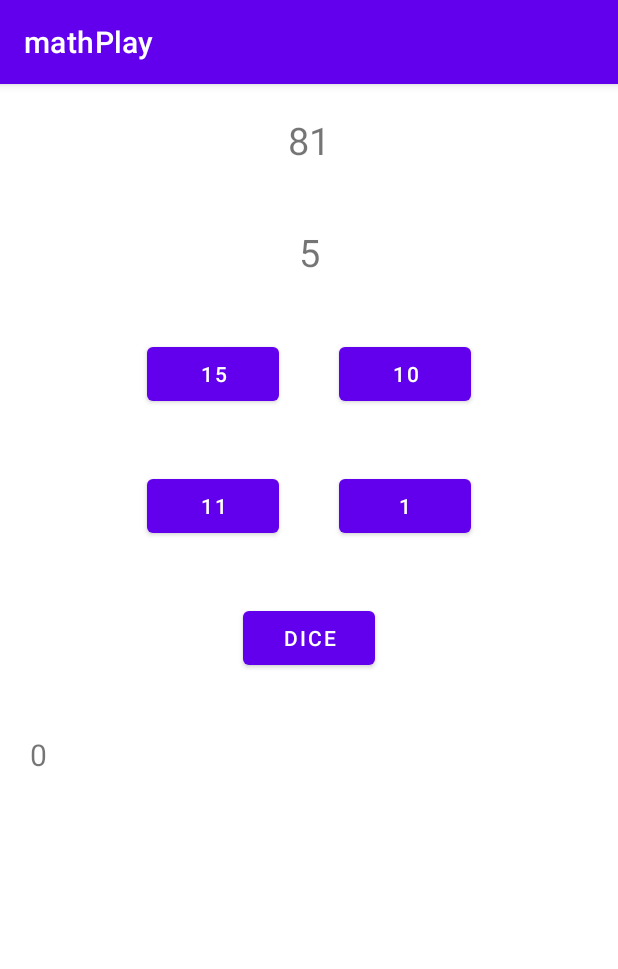
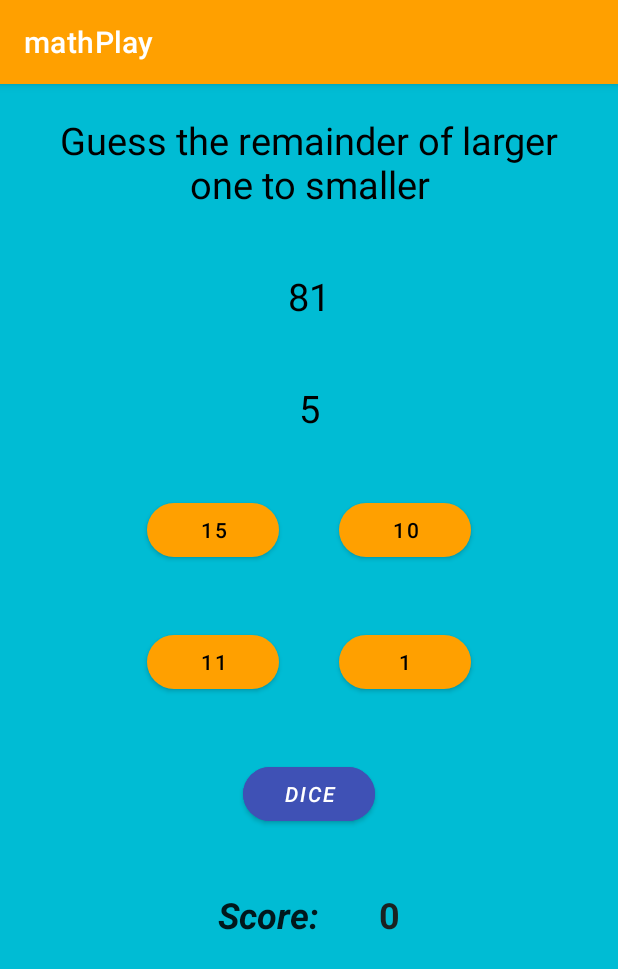
Before and after one commit to zahhard/mathPlay, an Android app: the screen it shows after launch (GameActivity), on a phone screen of 412 x 824 dp. Shown: the top 969 px of the screen. Run offline under Robolectric (Android 15) with nearby library versions, the phone set to English and light mode, and no system bars.

Commit message:
interface getting more beautiful

```diff
--- a/app/src/main/java/com/example/mathplay/GameActivity.kt
+++ b/app/src/main/java/com/example/mathplay/GameActivity.kt
@@ -92,7 +92,7 @@ class GameActivity : AppCompatActivity() {
             Game.randomOption()
             setValueToButtons()
             for (i in 0..3) {
-                buttons[i].setBackgroundColor(ContextCompat.getColor(this, R.color.purple_500))
+                buttons[i].setBackgroundColor(ContextCompat.getColor(this, R.color.orange))
             }
         }
     }
--- a/app/src/main/res/layout/activity_game.xml
+++ b/app/src/main/res/layout/activity_game.xml
@@ -5,6 +5,7 @@
     xmlns:tools="http://schemas.android.com/tools"
     android:layout_width="match_parent"
     android:orientation="vertical"
+    android:background="#00BCD4"
     android:gravity="center"
     android:layout_height="match_parent"
     tools:context=".GameActivity">
@@ -16,12 +17,23 @@
         android:orientation="vertical">
 
         <TextView
+            android:id="@+id/tv_text"
+            android:layout_width="match_parent"
+            android:layout_height="wrap_content"
+            android:layout_margin="20sp"
+            android:gravity="center"
+            android:text="@string/questionText"
+            android:textColor="@color/black"
+            android:textSize="25sp" />
+
+    <TextView
         android:id="@+id/tv_random1"
         android:layout_width="match_parent"
         android:layout_height="wrap_content"
         android:gravity="center"
         android:textSize="25sp"
         android:layout_margin="20sp"
+        android:textColor="@color/black"
         android:text="TextView" />
 
     <TextView
@@ -31,7 +43,8 @@
         android:gravity="center"
         android:textSize="25sp"
         android:layout_margin="20sp"
-        android:text="TextView" />
+        android:text="TextView"
+        android:textColor="@color/black"/>
 
     <LinearLayout
         android:layout_width="wrap_content"
@@ -42,6 +55,7 @@
         android:layout_width="wrap_content"
         android:layout_height="wrap_content"
         android:layout_marginBottom="160dp"
+        app:cornerRadius="30sp"
         android:text="Button"
         android:layout_gravity="center"
         android:layout_margin="20sp" />
@@ -52,6 +66,7 @@
         android:layout_height="wrap_content"
         android:layout_marginBottom="160dp"
         android:text="Button"
+        app:cornerRadius="30sp"
         android:layout_gravity="center"
         android:layout_margin="20sp" />
 
@@ -68,6 +83,7 @@
             android:layout_height="wrap_content"
             android:layout_marginBottom="160dp"
             android:text="Button"
+            app:cornerRadius="30sp"
             android:layout_gravity="center"
             android:layout_margin="20sp" />
 
@@ -77,6 +93,7 @@
             android:layout_height="wrap_content"
             android:layout_marginBottom="160dp"
             android:text="Button"
+            app:cornerRadius="30sp"
             android:layout_gravity="center"
             android:layout_margin="20sp" />
 
@@ -86,17 +103,42 @@
             android:id="@+id/btn_dice"
             android:layout_width="wrap_content"
             android:layout_height="wrap_content"
+            android:layout_gravity="center"
+            android:layout_margin="20sp"
             android:layout_marginBottom="160dp"
+            android:backgroundTint="#3F51B5"
             android:text="@string/dice"
-        android:layout_gravity="center"
-        android:layout_margin="20sp" />
+            android:textColor="@color/white"
+            android:textStyle="italic"
+            app:cornerRadius="30sp" />
+
+        <LinearLayout
+            android:layout_width="wrap_content"
+            android:layout_height="wrap_content"
+            android:orientation="horizontal">
+
+            <TextView
+                android:id="@+id/tv_scoreTopic"
+                android:layout_width="match_parent"
+                android:layout_height="wrap_content"
+                android:layout_margin="20sp"
+                android:text="@string/score"
+                android:textAppearance="@style/TextAppearance.AppCompat.Body1"
+                android:textSize="24sp"
+                android:textStyle="bold|italic"
+                app:cornerRadius="30sp"/>
+
             <TextView
                 android:id="@+id/tv_score"
                 android:layout_width="match_parent"
                 android:layout_height="wrap_content"
-        android:textSize="20sp"
                 android:layout_margin="20sp"
-        android:text="TextView" />
+                android:text="TextView"
+                android:textColor="#1A2221"
+                android:textSize="24sp"
+                android:textStyle="bold" />
+
+        </LinearLayout>
 
     </LinearLayout>
 
--- a/app/src/main/res/layout/activity_result.xml
+++ b/app/src/main/res/layout/activity_result.xml
@@ -5,28 +5,47 @@
     android:layout_width="match_parent"
     android:orientation="vertical"
     android:gravity="center"
+    android:background="#FFF59D"
     android:layout_height="match_parent"
     tools:context=".resultActivty">
+
+    <TextView
+        android:id="@+id/tv_score_final_score"
+        android:layout_width="wrap_content"
+        android:layout_height="wrap_content"
+        android:layout_margin="16dp"
+        android:layout_marginTop="140dp"
+        android:text="Final score"
+        android:textColor="@color/black"
+        android:textSize="34sp"
+        android:textStyle="bold|italic" />
 
     <TextView
         android:id="@+id/tv_score_rsult"
         android:layout_width="wrap_content"
         android:layout_height="wrap_content"
+        android:layout_margin="16dp"
         android:layout_marginTop="140dp"
-        android:layout_margin="16dp"
-        android:text="TextView" />
+        android:text="TextView"
+        android:textSize="20sp" />
+
+
 
     <Button
         android:id="@+id/btn_reset"
         android:layout_width="match_parent"
         android:layout_height="wrap_content"
-        android:layout_margin="16dp"
+        android:layout_marginVertical="16dp"
+        android:layout_marginHorizontal="55sp"
+        app:cornerRadius="30sp"
         android:text="@string/reset" />
 
     <Button
         android:id="@+id/btn_finish"
         android:layout_width="match_parent"
         android:layout_height="wrap_content"
-        android:layout_margin="16dp"
+        android:layout_marginVertical="16dp"
+        android:layout_marginHorizontal="55sp"
+        app:cornerRadius="30sp"
         android:text="@string/finish" />
 </LinearLayout>
--- a/app/src/main/res/values/colors.xml
+++ b/app/src/main/res/values/colors.xml
@@ -7,4 +7,5 @@
     <color name="teal_700">#FF018786</color>
     <color name="black">#FF000000</color>
     <color name="white">#FFFFFFFF</color>
+    <color name="orange">#FFA000</color>
 </resources>
--- a/app/src/main/res/values/strings.xml
+++ b/app/src/main/res/values/strings.xml
@@ -3,4 +3,6 @@
     <string name="dice">dice</string>
     <string name="reset">reset</string>
     <string name="finish">finish</string>
+    <string name="score">Score:</string>
+    <string name="questionText">Guess the remainder of larger one to smaller</string>
 </resources>
--- a/app/src/main/res/values/themes.xml
+++ b/app/src/main/res/values/themes.xml
@@ -2,9 +2,9 @@
     <!-- Base application theme. -->
     <style name="Theme.MathPlay" parent="Theme.MaterialComponents.DayNight.DarkActionBar">
         <!-- Primary brand color. -->
-        <item name="colorPrimary">@color/purple_500</item>
-        <item name="colorPrimaryVariant">@color/purple_700</item>
-        <item name="colorOnPrimary">@color/white</item>
+        <item name="colorPrimary">@color/orange</item>
+        <item name="colorPrimaryVariant">#00BCD4</item>
+        <item name="colorOnPrimary">@color/black</item>
         <!-- Secondary brand color. -->
         <item name="colorSecondary">@color/teal_200</item>
         <item name="colorSecondaryVariant">@color/teal_700</item>
```
Lines whose indentation alone changed are shown as unchanged.
